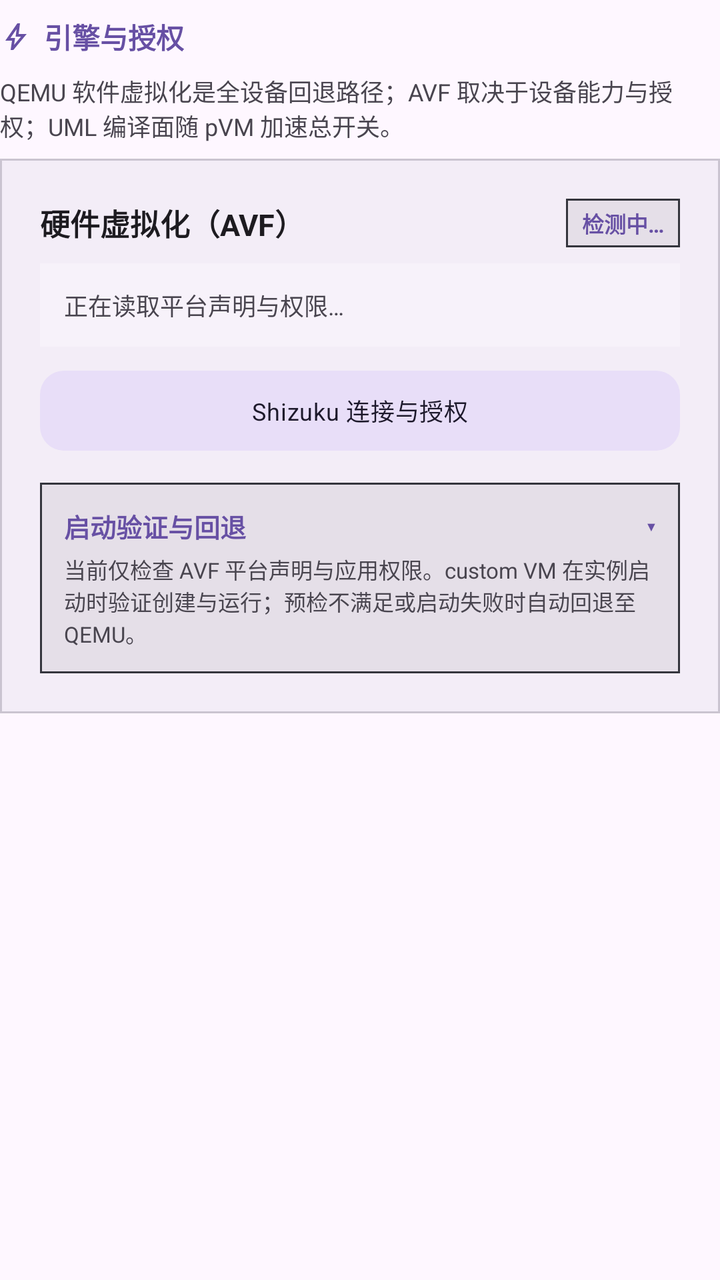
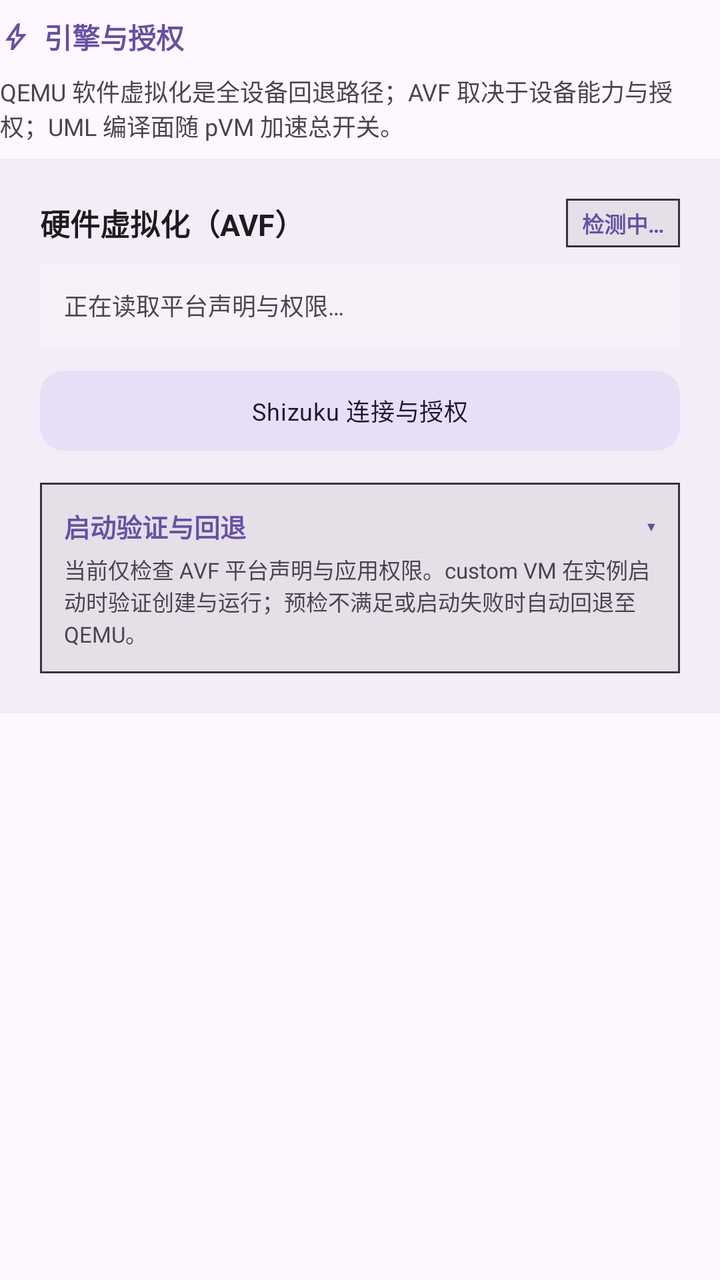

An Android layout rendered at two revisions. The XML below is the earlier revision; the diff shows what the commit changed to produce the second picture.
<!-- AndroidManifest.xml: application theme Theme.Orchestella -->
<!-- res/layout/layout_settings_section_system.xml -->
<?xml version="1.0" encoding="utf-8"?>
<LinearLayout xmlns:android="http://schemas.android.com/apk/res/android"
    xmlns:app="http://schemas.android.com/apk/res-auto"
    android:layout_width="match_parent"
    android:layout_height="wrap_content"
    android:orientation="vertical">

    <LinearLayout
        style="@style/Widget.Orchestella.InlineIconRow"
        android:layout_width="wrap_content"
        android:layout_height="wrap_content"
        android:layout_marginTop="@dimen/oe_space_sm"
        android:layout_marginBottom="@dimen/oe_space_sm">

        <ImageView
            style="@style/Widget.Orchestella.InlineIcon"
            app:srcCompat="@drawable/ic_sym_bolt"
            app:tint="?attr/colorPrimary" />

        <TextView
            android:layout_width="wrap_content"
            android:layout_height="wrap_content"
            android:text="@string/config_system_section_title"
            android:textSize="14sp"
            android:textStyle="bold"
            android:textColor="?attr/colorPrimary" />
    </LinearLayout>

    <TextView
        android:layout_width="match_parent"
        android:layout_height="wrap_content"
        android:layout_marginBottom="@dimen/oe_space_sm"
        android:text="@string/config_system_hint"
        android:textSize="12sp"
        android:textColor="?attr/colorOnSurfaceVariant" />

    <com.google.android.material.card.MaterialCardView
        android:id="@+id/card_settings_virtualization"
        android:layout_width="match_parent"
        android:layout_height="wrap_content"
        app:cardCornerRadius="0dp"
        app:cardElevation="0dp"
        app:strokeWidth="1dp"
        app:strokeColor="?attr/colorOutlineVariant"
        app:cardBackgroundColor="?attr/colorSurfaceContainer">

        <LinearLayout
            android:layout_width="match_parent"
            android:layout_height="wrap_content"
            android:orientation="vertical"
            android:padding="@dimen/oe_space_xl">

            <LinearLayout
                android:layout_width="match_parent"
                android:layout_height="wrap_content"
                android:orientation="horizontal"
                android:gravity="center_vertical">

                <TextView
                    android:layout_width="0dp"
                    android:layout_height="wrap_content"
                    android:layout_weight="1"
                    android:text="@string/config_system_card_title"
                    android:textSize="15sp"
                    android:textStyle="bold"
                    android:textColor="?attr/colorOnSurface" />

                <TextView
                    android:id="@+id/txt_settings_avf_badge"
                    android:layout_width="wrap_content"
                    android:layout_height="wrap_content"
                    android:background="@drawable/bg_status_badge"
                    android:paddingStart="@dimen/oe_space_sm"
                    android:paddingTop="@dimen/oe_space_xs"
                    android:paddingEnd="@dimen/oe_space_sm"
                    android:paddingBottom="@dimen/oe_space_xs"
                    android:text="@string/config_system_badge_probing"
                    android:textSize="11sp"
                    android:textStyle="bold"
                    android:textColor="?attr/colorPrimary" />
            </LinearLayout>

            <TextView
                android:id="@+id/txt_settings_avf_details"
                android:layout_width="match_parent"
                android:layout_height="wrap_content"
                android:layout_marginTop="@dimen/oe_space_sm"
                android:background="?attr/colorSurfaceContainerLow"
                android:padding="@dimen/oe_space_md"
                android:text="@string/config_system_details_probing"
                android:textSize="12sp"
                android:textColor="?attr/colorOnSurfaceVariant" />

            <com.google.android.material.button.MaterialButton
                android:id="@+id/btn_settings_shizuku"
                style="@style/Widget.Orchestella.Button.Tonal"
                android:layout_width="match_parent"
                android:layout_height="wrap_content"
                android:layout_marginTop="@dimen/oe_space_sm"
                android:text="@string/shizuku_client_entry" />

            
            <LinearLayout
                android:id="@+id/layout_settings_fallback_explanation"
                android:layout_width="match_parent"
                android:layout_height="wrap_content"
                android:layout_marginTop="@dimen/oe_space_md"
                android:orientation="vertical"
                android:background="@drawable/bg_status_badge"
                android:padding="@dimen/oe_space_md">

                <LinearLayout
                    android:id="@+id/layout_settings_fallback_header"
                    android:layout_width="match_parent"
                    android:layout_height="wrap_content"
                    android:orientation="horizontal"
                    android:gravity="center_vertical"
                    android:clickable="true"
                    android:focusable="true">

                    <TextView
                        android:id="@+id/txt_settings_fallback_title"
                        android:layout_width="0dp"
                        android:layout_height="wrap_content"
                        android:layout_weight="1"
                        android:text="@string/config_system_fallback_title"
                        android:textSize="13sp"
                        android:textStyle="bold"
                        android:textColor="?attr/colorPrimary" />

                    <TextView
                        android:id="@+id/txt_settings_fallback_expand_indicator"
                        android:layout_width="wrap_content"
                        android:layout_height="wrap_content"
                        android:text="▾"
                        android:textSize="13sp"
                        android:textColor="?attr/colorPrimary" />
                </LinearLayout>

                <LinearLayout
                    android:id="@+id/layout_settings_fallback_content"
                    android:layout_width="match_parent"
                    android:layout_height="wrap_content"
                    android:orientation="vertical">

                    <TextView
                        android:layout_width="match_parent"
                        android:layout_height="wrap_content"
                        android:layout_marginTop="@dimen/oe_space_xs"
                        android:text="@string/config_system_fallback_body"
                        android:textSize="11sp"
                        android:textColor="?attr/colorOnSurfaceVariant" />
                </LinearLayout>
            </LinearLayout>

        </LinearLayout>
    </com.google.android.material.card.MaterialCardView>

</LinearLayout>
<!-- resources referenced by this layout -->
<resources>
  <dimen name="oe_space_md">12dp</dimen>
  <dimen name="oe_space_sm">8dp</dimen>
  <dimen name="oe_space_xl">20dp</dimen>
  <dimen name="oe_space_xs">4dp</dimen>
  <!-- drawable bg_status_badge (drawable) -->
  <?xml version="1.0" encoding="utf-8"?>
  <shape xmlns:android="http://schemas.android.com/apk/res/android"
      android:shape="rectangle">
      <corners android:radius="0dp" />
      <solid android:color="#20808080" />
      <stroke
          android:width="1dp"
          android:color="#34353D" />
  </shape>
  <!-- drawable ic_sym_bolt (drawable) -->
  <vector xmlns:android="http://schemas.android.com/apk/res/android"
      android:width="24dp"
      android:height="24dp"
      android:viewportWidth="960"
      android:viewportHeight="960">
    
    <group android:translateY="960">
      <path
          android:fillColor="?android:attr/colorControlNormal"
          android:pathData="m422-232 207-248H469l29-227-185 267h139l-30 208ZM320-80l40-280H160l360-520h80l-40 320h240L400-80h-80Zm151-390Z"/>
    </group>
  </vector>
  <string name="config_system_badge_probing">检测中…</string>
  <string name="config_system_card_title">硬件虚拟化（AVF）</string>
  <string name="config_system_details_probing">正在读取平台声明与权限…</string>
  <string name="config_system_fallback_body">当前仅检查 AVF 平台声明与应用权限。custom VM 在实例启动时验证创建与运行；预检不满足或启动失败时自动回退至 QEMU。</string>
  <string name="config_system_fallback_title">启动验证与回退</string>
  <string name="config_system_hint">QEMU 软件虚拟化是全设备回退路径；AVF 取决于设备能力与授权；UML 编译面随 pVM 加速总开关。</string>
  <string name="config_system_section_title">引擎与授权</string>
  <string name="shizuku_client_entry">Shizuku 连接与授权</string>
  <style name="Widget.Orchestella.Button.Tonal" parent="Widget.Material3.Button.TonalButton">
          <item name="cornerRadius">@dimen/oe_corner_md</item>
          <item name="android:textAppearance">@style/TextAppearance.Orchestella.LabelEmphasized</item>
      </style>
  <style name="Widget.Orchestella.InlineIcon" parent="">
          <item name="android:layout_width">@dimen/oe_icon_inline</item>
          <item name="android:layout_height">@dimen/oe_icon_inline</item>
          <item name="android:layout_marginEnd">@dimen/oe_icon_inline_gap</item>
          <item name="android:scaleType">centerInside</item>
          <item name="android:importantForAccessibility">no</item>
      </style>
  <style name="Widget.Orchestella.InlineIconRow" parent="">
          <item name="android:layout_width">wrap_content</item>
          <item name="android:layout_height">wrap_content</item>
          <item name="android:orientation">horizontal</item>
          <item name="android:gravity">center_vertical</item>
      </style>
  <style name="Theme.Orchestella" parent="Theme.Material3.DayNight.NoActionBar">
          <item name="android:fontFamily">sans-serif</item>
          <item name="android:windowActionModeOverlay">true</item>
          <item name="android:statusBarColor">@android:color/transparent</item>
          <item name="android:navigationBarColor">@android:color/transparent</item>
          
          <item name="android:windowAnimationStyle">@style/Animation.Orchestella.Activity</item>
      </style>
  <dimen name="oe_corner_md">12dp</dimen>
  <style name="TextAppearance.Orchestella.LabelEmphasized" parent="TextAppearance.Material3.LabelMedium">
          <item name="android:letterSpacing">0.02</item>
      </style>
  <dimen name="oe_icon_inline">16dp</dimen>
  <dimen name="oe_icon_inline_gap">6dp</dimen>
  <!-- unchanged entries left out for length: 1 -->
</resources>

<!-- the commit's change to res/layout/layout_settings_section_system.xml (unified diff, before → after) -->
@@ -34,21 +34,14 @@
         android:textSize="12sp"
         android:textColor="?attr/colorOnSurfaceVariant" />
 
-    <com.google.android.material.card.MaterialCardView
+    
+    <LinearLayout
         android:id="@+id/card_settings_virtualization"
         android:layout_width="match_parent"
         android:layout_height="wrap_content"
-        app:cardCornerRadius="0dp"
-        app:cardElevation="0dp"
-        app:strokeWidth="1dp"
-        app:strokeColor="?attr/colorOutlineVariant"
-        app:cardBackgroundColor="?attr/colorSurfaceContainer">
-
-        <LinearLayout
-            android:layout_width="match_parent"
-            android:layout_height="wrap_content"
-            android:orientation="vertical"
-            android:padding="@dimen/oe_space_xl">
+        android:orientation="vertical"
+        android:background="?attr/colorSurfaceContainer"
+        android:padding="@dimen/oe_space_xl">
 
             <LinearLayout
                 android:layout_width="match_parent"
@@ -153,7 +146,6 @@
                 </LinearLayout>
             </LinearLayout>
 
-        </LinearLayout>
-    </com.google.android.material.card.MaterialCardView>
+    </LinearLayout>
 
 </LinearLayout>
